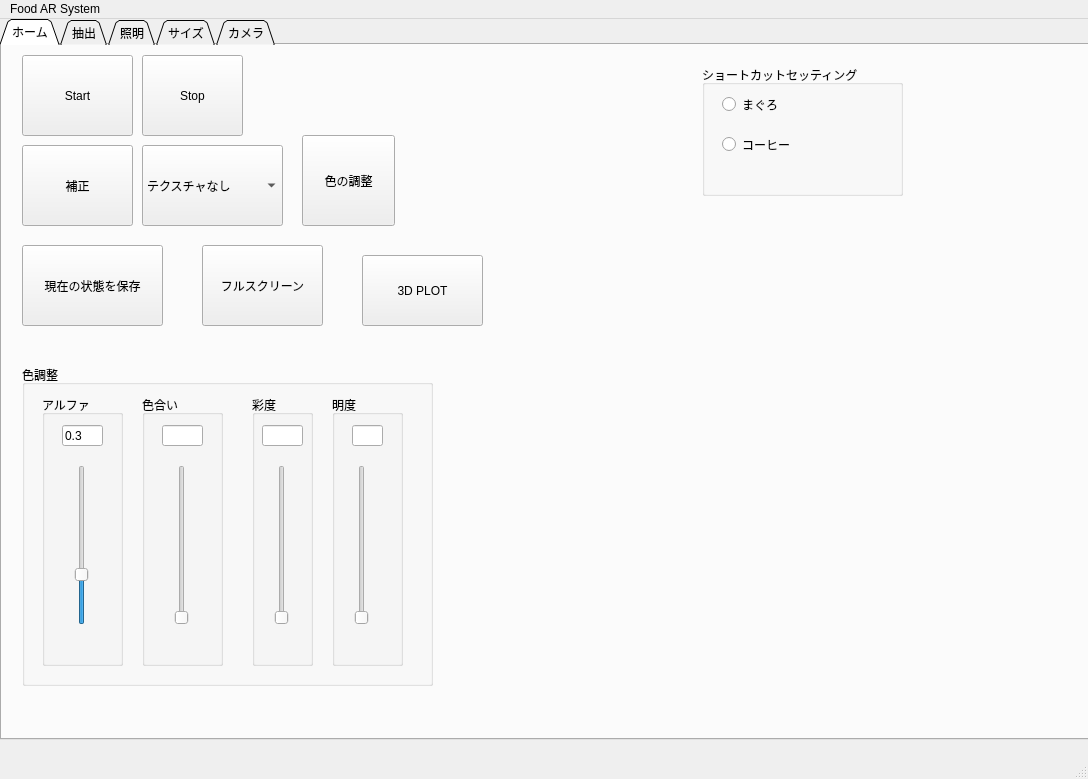
This is FoodModification/View/mainWindow.ui in JunyaUeda/FoodAR as Qt 5 draws it before an edit. The edited form follows.
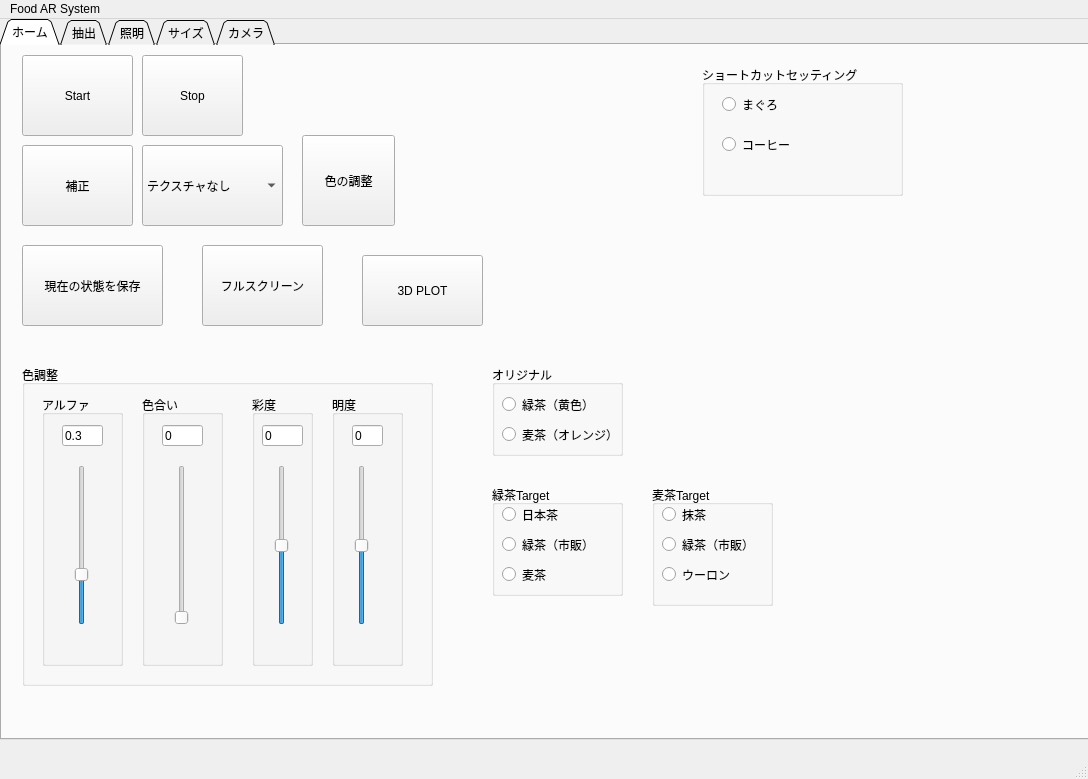
This is the edited form.

```diff
--- a/FoodModification/View/mainWindow.ui
+++ b/FoodModification/View/mainWindow.ui
@@ -212,6 +212,9 @@
           <height>21</height>
          </rect>
         </property>
+        <property name="text">
+         <string>0</string>
+        </property>
        </widget>
        <widget class="QSlider" name="hueSlider">
         <property name="geometry">
@@ -248,6 +251,9 @@
           <height>21</height>
          </rect>
         </property>
+        <property name="text">
+         <string>0</string>
+        </property>
        </widget>
        <widget class="QSlider" name="saturationSlider">
         <property name="geometry">
@@ -258,6 +264,18 @@
           <height>160</height>
          </rect>
         </property>
+        <property name="minimum">
+         <number>-250</number>
+        </property>
+        <property name="maximum">
+         <number>250</number>
+        </property>
+        <property name="pageStep">
+         <number>1</number>
+        </property>
+        <property name="value">
+         <number>0</number>
+        </property>
         <property name="orientation">
          <enum>Qt::Vertical</enum>
         </property>
@@ -284,6 +302,9 @@
           <height>21</height>
          </rect>
         </property>
+        <property name="text">
+         <string>0</string>
+        </property>
        </widget>
        <widget class="QSlider" name="valueSlider">
         <property name="geometry">
@@ -294,6 +315,15 @@
           <height>160</height>
          </rect>
         </property>
+        <property name="minimum">
+         <number>-250</number>
+        </property>
+        <property name="maximum">
+         <number>250</number>
+        </property>
+        <property name="pageStep">
+         <number>1</number>
+        </property>
         <property name="orientation">
          <enum>Qt::Vertical</enum>
         </property>
@@ -377,6 +407,149 @@
        <string>3D PLOT</string>
       </property>
      </widget>
+     <widget class="QGroupBox" name="groupBox_6">
+      <property name="geometry">
+       <rect>
+        <x>490</x>
+        <y>320</y>
+        <width>131</width>
+        <height>91</height>
+       </rect>
+      </property>
+      <property name="title">
+       <string>オリジナル</string>
+      </property>
+      <widget class="QRadioButton" name="barleyTeaRadioButton">
+       <property name="geometry">
+        <rect>
+         <x>10</x>
+         <y>60</y>
+         <width>121</width>
+         <height>19</height>
+        </rect>
+       </property>
+       <property name="text">
+        <string>麦茶（オレンジ）</string>
+       </property>
+      </widget>
+      <widget class="QRadioButton" name="greenTeaRadioButton">
+       <property name="geometry">
+        <rect>
+         <x>10</x>
+         <y>30</y>
+         <width>105</width>
+         <height>19</height>
+        </rect>
+       </property>
+       <property name="text">
+        <string>緑茶（黄色）</string>
+       </property>
+      </widget>
+     </widget>
+     <widget class="QGroupBox" name="groupBox_7">
+      <property name="geometry">
+       <rect>
+        <x>490</x>
+        <y>440</y>
+        <width>131</width>
+        <height>111</height>
+       </rect>
+      </property>
+      <property name="title">
+       <string>緑茶Target</string>
+      </property>
+      <widget class="QRadioButton" name="japTeaTargetRadioButton">
+       <property name="geometry">
+        <rect>
+         <x>10</x>
+         <y>20</y>
+         <width>105</width>
+         <height>19</height>
+        </rect>
+       </property>
+       <property name="text">
+        <string>日本茶</string>
+       </property>
+      </widget>
+      <widget class="QRadioButton" name="greenTeaTargetRadioButton">
+       <property name="geometry">
+        <rect>
+         <x>10</x>
+         <y>50</y>
+         <width>105</width>
+         <height>19</height>
+        </rect>
+       </property>
+       <property name="text">
+        <string>緑茶（市販）</string>
+       </property>
+      </widget>
+      <widget class="QRadioButton" name="barleyTeaTargetRadioButton">
+       <property name="geometry">
+        <rect>
+         <x>10</x>
+         <y>80</y>
+         <width>105</width>
+         <height>19</height>
+        </rect>
+       </property>
+       <property name="text">
+        <string>麦茶</string>
+       </property>
+      </widget>
+     </widget>
+     <widget class="QGroupBox" name="groupBox_8">
+      <property name="geometry">
+       <rect>
+        <x>650</x>
+        <y>440</y>
+        <width>121</width>
+        <height>121</height>
+       </rect>
+      </property>
+      <property name="title">
+       <string>麦茶Target</string>
+      </property>
+      <widget class="QRadioButton" name="mattyaTargetRadioButton">
+       <property name="geometry">
+        <rect>
+         <x>10</x>
+         <y>20</y>
+         <width>105</width>
+         <height>19</height>
+        </rect>
+       </property>
+       <property name="text">
+        <string>抹茶</string>
+       </property>
+      </widget>
+      <widget class="QRadioButton" name="greenTeaTargetRadioButton2">
+       <property name="geometry">
+        <rect>
+         <x>10</x>
+         <y>50</y>
+         <width>105</width>
+         <height>19</height>
+        </rect>
+       </property>
+       <property name="text">
+        <string>緑茶（市販）</string>
+       </property>
+      </widget>
+      <widget class="QRadioButton" name="uronTeaTargetRadioButton">
+       <property name="geometry">
+        <rect>
+         <x>10</x>
+         <y>80</y>
+         <width>105</width>
+         <height>19</height>
+        </rect>
+       </property>
+       <property name="text">
+        <string>ウーロン</string>
+       </property>
+      </widget>
+     </widget>
     </widget>
     <widget class="QWidget" name="tab_3">
      <attribute name="title">
```
Left out of the diff: 6 changed lines with no effect on the pictures.
